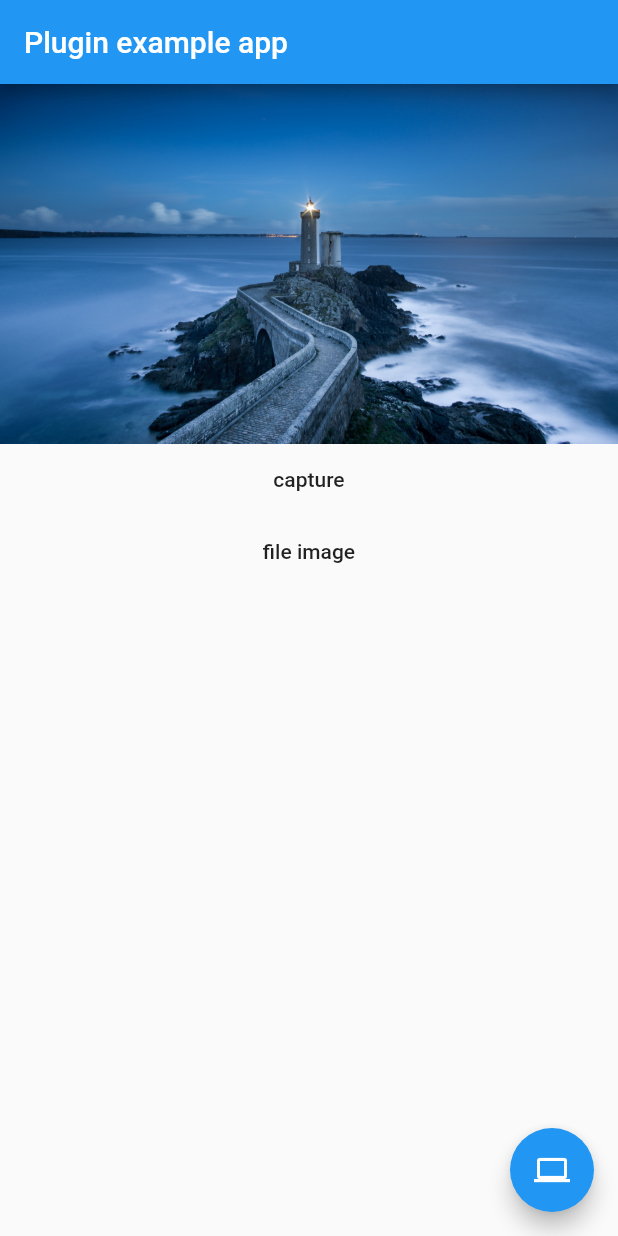
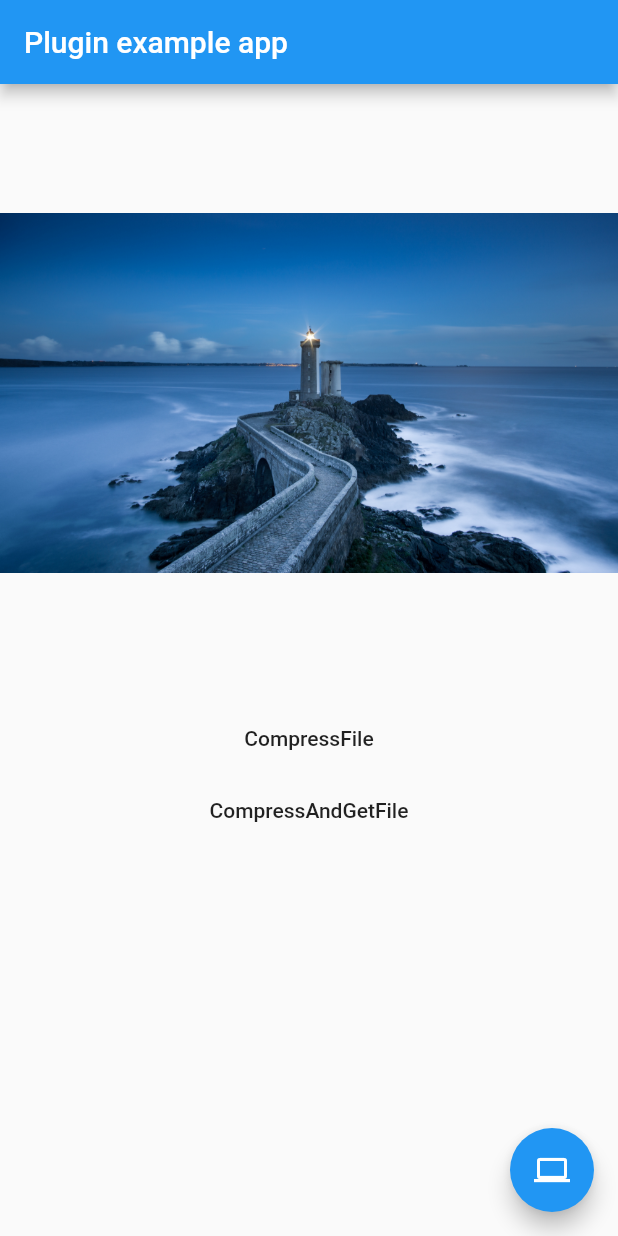
Before and after one commit to fluttercandies/flutter_image_compress, a Flutter app: the screen it shows after launch, after a tap on the "computer" icon, on a phone screen of 412 x 824 dp. Run offline on Flutter 3.47's test engine with Material 2 defaults, Android fonts, the phone set to English and light mode, and no system bars.

Commit message:
update example fix android kt problem

```diff
--- a/example/lib/main.dart
+++ b/example/lib/main.dart
@@ -1,3 +1,5 @@
+import 'dart:typed_data';
+
 import 'package:flutter/material.dart';
 import 'dart:async';
 import 'dart:io';
@@ -5,7 +7,7 @@ import 'dart:io';
 import 'package:flutter/services.dart';
 import 'package:flutter_image_compress/flutter_image_compress.dart';
 
-// import 'package:path_provider/path_provider.dart';
+import 'package:path_provider/path_provider.dart' as path_provider;
 // import 'package:image_picker/image_picker.dart';
 
 void main() => runApp(new MyApp());
@@ -51,15 +53,20 @@ class _MyAppState extends State<MyApp> {
         body: new Center(
           child: Column(
             children: <Widget>[
-              Image(
-                image: provider ?? AssetImage("img/img.jpg"),
+              AspectRatio(
+                child: Image(
+                  image: provider ?? AssetImage("img/img.jpg"),
+                  width: double.infinity,
+                  fit: BoxFit.contain,
+                ),
+                aspectRatio: 1 / 1,
               ),
               FlatButton(
-                child: Text('capture'),
-                onPressed: _capture,
+                child: Text('CompressFile'),
+                onPressed: _testCompressFile,
               ),
               FlatButton(
-                child: Text('file image'),
+                child: Text('CompressAndGetFile'),
                 onPressed: getFileImage,
               ),
             ],
@@ -67,30 +74,32 @@ class _MyAppState extends State<MyApp> {
         ),
         floatingActionButton: FloatingActionButton(
           child: Icon(Icons.computer),
-          onPressed: _capture,
+          onPressed: () => setState(() => this.provider = null),
+          tooltip: "show asset",
         ),
       ),
     );
   }
 
   Future<Directory> getTemporaryDirectory() async {
-    return Directory.current;
+    return Directory.systemTemp;
   }
 
-  void _capture() async {
+  void _testCompressFile() async {
     var img = AssetImage("img/img.jpg");
     print("pre compress");
     var config = new ImageConfiguration();
 
     AssetBundleImageKey key = await img.obtainKey(config);
     final ByteData data = await key.bundle.load(key.name);
-    var dir = await getTemporaryDirectory();
+    var dir = await path_provider.getTemporaryDirectory();
+    print('dir = $dir');
 
     File file = File("${dir.absolute.path}/test.png");
     file.writeAsBytesSync(data.buffer.asUint8List());
 
     List<int> list = await testCompressFile(file);
-    ImageProvider provider = MemoryImage(list);
+    ImageProvider provider = MemoryImage(Uint8List.fromList(list));
     this.provider = provider;
     setState(() {});
   }
@@ -102,7 +111,7 @@ class _MyAppState extends State<MyApp> {
 
     AssetBundleImageKey key = await img.obtainKey(config);
     final ByteData data = await key.bundle.load(key.name);
-    var dir = await getTemporaryDirectory();
+    var dir = await path_provider.getTemporaryDirectory();
 
     File file = File("${dir.absolute.path}/test.png");
     file.writeAsBytesSync(data.buffer.asUint8List());
@@ -120,6 +129,7 @@ class _MyAppState extends State<MyApp> {
       minWidth: 2300,
       minHeight: 1500,
       quality: 94,
+      rotate: 180,
     );
     print(file.lengthSync());
     print(result.length);
@@ -128,8 +138,13 @@ class _MyAppState extends State<MyApp> {
 
   Future<File> testCompressAndGetFile(File file, String targetPath) async {
     var result = await FlutterImageCompress.compressAndGetFile(
-        file.absolute.path, targetPath,
-        quality: 88);
+      file.absolute.path,
+      targetPath,
+      quality: 90,
+      minWidth: 1024,
+      minHeight: 1024,
+      rotate: 90,
+    );
 
     print(file.lengthSync());
     print(result.lengthSync());
```
Also changed, not shown: lib/flutter_image_compress.dart (line endings or trailing spaces), 2 other files.
